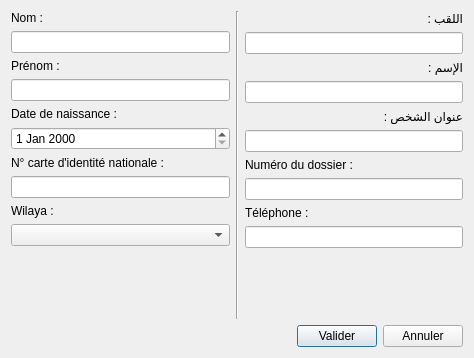
The window that Auto_Ecole/candidat/addcandidat.ui (AmineHouari98/auto_Ecole) describes before a commit, drawn with Qt 5.
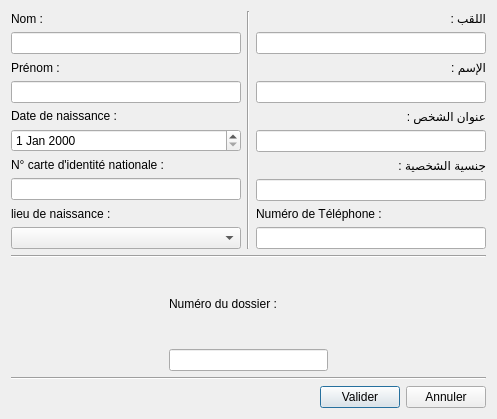
The same window after the commit.

Diff of the .ui file:
```diff
--- a/Auto_Ecole/candidat/addcandidat.ui
+++ b/Auto_Ecole/candidat/addcandidat.ui
@@ -6,8 +6,8 @@
    <rect>
     <x>0</x>
     <y>0</y>
-    <width>474</width>
-    <height>358</height>
+    <width>497</width>
+    <height>419</height>
    </rect>
   </property>
   <property name="windowTitle">
@@ -16,16 +16,14 @@
   <property name="styleSheet">
    <string notr="true">font: 57 10pt &quot;Yu Gothic Medium&quot;;</string>
   </property>
-  <layout class="QGridLayout" name="gridLayout">
-   <item row="0" column="0">
-    <layout class="QVBoxLayout" name="verticalLayout_10">
+  <layout class="QVBoxLayout" name="verticalLayout_14">
      <item>
-      <layout class="QHBoxLayout" name="horizontalLayout">
+    <layout class="QHBoxLayout" name="horizontalLayout_2">
+     <item>
+      <layout class="QVBoxLayout" name="verticalLayout_13">
        <item>
         <layout class="QVBoxLayout" name="verticalLayout_4">
          <item>
-          <layout class="QVBoxLayout" name="verticalLayout_2">
-           <item>
             <widget class="QLabel" name="label_Code_2">
              <property name="text">
               <string>Nom :</string>
@@ -52,7 +50,7 @@
           </layout>
          </item>
          <item>
-          <layout class="QVBoxLayout" name="verticalLayout">
+        <layout class="QVBoxLayout" name="verticalLayout_7">
            <item>
             <widget class="QLabel" name="label_7">
              <property name="text">
@@ -66,7 +64,7 @@
           </layout>
          </item>
          <item>
-          <layout class="QVBoxLayout" name="verticalLayout_16">
+        <layout class="QVBoxLayout" name="verticalLayout_8">
            <item>
             <widget class="QLabel" name="label_3">
              <property name="text">
@@ -80,11 +78,11 @@
           </layout>
          </item>
          <item>
-          <layout class="QVBoxLayout" name="verticalLayout_8">
+        <layout class="QVBoxLayout" name="verticalLayout_9">
            <item>
             <widget class="QLabel" name="label_Wilaya">
              <property name="text">
-              <string>Wilaya :</string>
+            <string>lieu de naissance :</string>
              </property>
             </widget>
            </item>
@@ -97,19 +95,6 @@
            </item>
           </layout>
          </item>
-         <item>
-          <spacer name="verticalSpacer">
-           <property name="orientation">
-            <enum>Qt::Vertical</enum>
-           </property>
-           <property name="sizeHint" stdset="0">
-            <size>
-             <width>20</width>
-             <height>40</height>
-            </size>
-           </property>
-          </spacer>
-         </item>
         </layout>
        </item>
        <item>
@@ -120,9 +105,9 @@
         </widget>
        </item>
        <item>
-        <layout class="QVBoxLayout" name="verticalLayout_7">
+      <layout class="QVBoxLayout" name="verticalLayout_12">
          <item>
-          <layout class="QVBoxLayout" name="verticalLayout_11">
+        <layout class="QVBoxLayout" name="verticalLayout">
            <item>
             <widget class="QLabel" name="label_5">
              <property name="text">
@@ -133,6 +118,10 @@
            <item>
             <widget class="QLineEdit" name="lineEdit_nomAr"/>
            </item>
+        </layout>
+       </item>
+       <item>
+        <layout class="QVBoxLayout" name="verticalLayout_2">
            <item>
             <widget class="QLabel" name="label">
              <property name="text">
@@ -145,9 +134,6 @@
            </item>
           </layout>
          </item>
-         <item>
-          <layout class="QVBoxLayout" name="verticalLayout_9"/>
-         </item>
          <item>
           <layout class="QVBoxLayout" name="verticalLayout_6">
            <item>
@@ -163,6 +149,62 @@
           </layout>
          </item>
          <item>
+        <layout class="QVBoxLayout" name="verticalLayout_10">
+         <item>
+          <widget class="QLabel" name="label_6">
+           <property name="text">
+            <string>جنسية الشخصية :</string>
+           </property>
+          </widget>
+         </item>
+         <item>
+          <widget class="QLineEdit" name="lineEdit_nationnalite"/>
+         </item>
+        </layout>
+       </item>
+       <item>
+        <layout class="QVBoxLayout" name="verticalLayout_3">
+         <item>
+          <widget class="QLabel" name="label_4">
+           <property name="text">
+            <string>Numéro de Téléphone :</string>
+           </property>
+          </widget>
+         </item>
+         <item>
+          <widget class="QLineEdit" name="lineEdit_numTelephone"/>
+         </item>
+        </layout>
+       </item>
+      </layout>
+     </item>
+    </layout>
+   </item>
+   <item>
+    <layout class="QVBoxLayout" name="verticalLayout_11">
+     <item>
+      <widget class="Line" name="line_2">
+       <property name="orientation">
+        <enum>Qt::Horizontal</enum>
+       </property>
+      </widget>
+     </item>
+     <item>
+      <layout class="QHBoxLayout" name="horizontalLayout">
+       <item>
+        <spacer name="horizontalSpacer_3">
+         <property name="orientation">
+          <enum>Qt::Horizontal</enum>
+         </property>
+         <property name="sizeHint" stdset="0">
+          <size>
+           <width>40</width>
+           <height>20</height>
+          </size>
+         </property>
+        </spacer>
+       </item>
+       <item>
           <layout class="QVBoxLayout" name="verticalLayout_17">
            <item>
             <widget class="QLabel" name="label_2">
@@ -177,40 +219,7 @@
           </layout>
          </item>
          <item>
-          <layout class="QVBoxLayout" name="verticalLayout_3">
-           <item>
-            <widget class="QLabel" name="label_4">
-             <property name="text">
-              <string>Téléphone :</string>
-             </property>
-            </widget>
-           </item>
-           <item>
-            <widget class="QLineEdit" name="lineEdit_numTelephoneCandidat"/>
-           </item>
-          </layout>
-         </item>
-         <item>
-          <spacer name="verticalSpacer_2">
-           <property name="orientation">
-            <enum>Qt::Vertical</enum>
-           </property>
-           <property name="sizeHint" stdset="0">
-            <size>
-             <width>20</width>
-             <height>40</height>
-            </size>
-           </property>
-          </spacer>
-         </item>
-        </layout>
-       </item>
-      </layout>
-     </item>
-     <item>
-      <layout class="QHBoxLayout" name="horizontalLayout_2">
-       <item>
-        <spacer name="horizontalSpacer">
+        <spacer name="horizontalSpacer_2">
          <property name="orientation">
           <enum>Qt::Horizontal</enum>
          </property>
@@ -221,9 +230,33 @@
           </size>
          </property>
         </spacer>
+       </item>
+      </layout>
+     </item>
+     <item>
+      <widget class="Line" name="line_3">
+       <property name="orientation">
+        <enum>Qt::Horizontal</enum>
+       </property>
+      </widget>
+     </item>
+    </layout>
        </item>
        <item>
         <layout class="QHBoxLayout" name="horizontalLayout_3">
+     <item>
+      <spacer name="horizontalSpacer">
+       <property name="orientation">
+        <enum>Qt::Horizontal</enum>
+       </property>
+       <property name="sizeHint" stdset="0">
+        <size>
+         <width>40</width>
+         <height>20</height>
+        </size>
+       </property>
+      </spacer>
+     </item>
          <item>
           <widget class="QPushButton" name="pushButton_Valider">
            <property name="text">
@@ -237,10 +270,6 @@
             <string>Annuler</string>
            </property>
           </widget>
-         </item>
-        </layout>
-       </item>
-      </layout>
      </item>
     </layout>
    </item>
```
Lines whose indentation alone changed are shown as unchanged.
